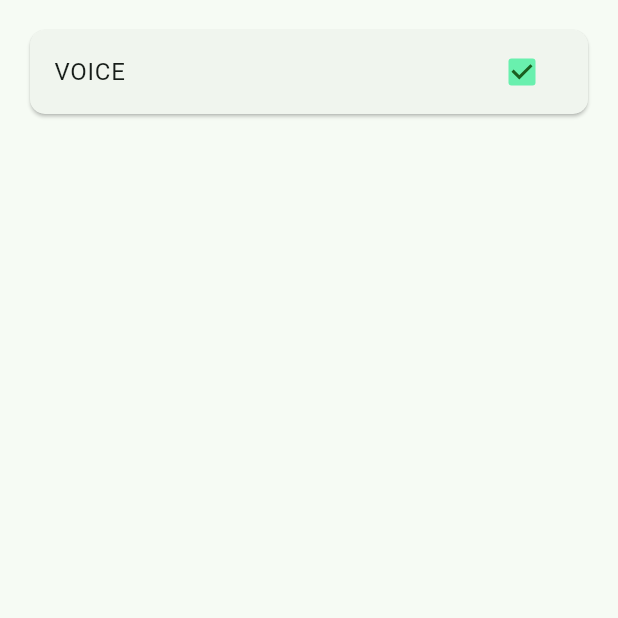
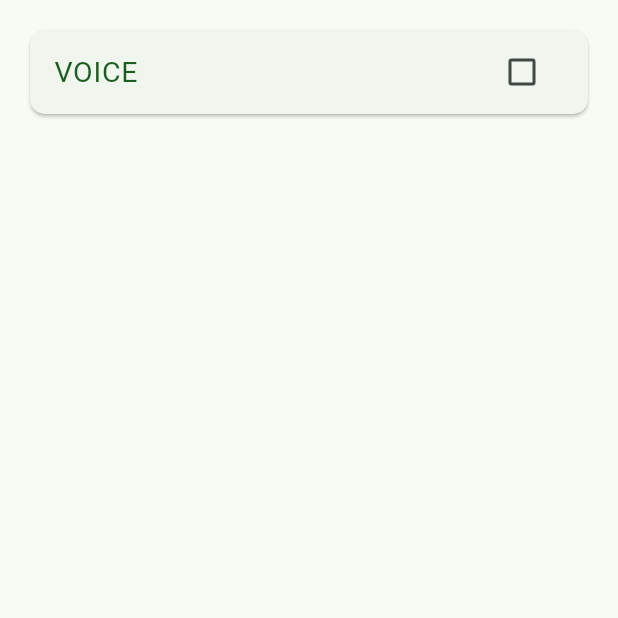
Before and after one commit to isaukywhite/todo_list, a Flutter app: the screen it shows after launch, after a tap on "VOICE", on a phone screen of 412 x 824 dp, the top half of it. Run offline on Flutter 3.47's test engine with Material 2 defaults, Android fonts, the phone set to English and light mode, and no system bars.

Commit message:
mock home finish

```diff
--- a/lib/home_page.dart
+++ b/lib/home_page.dart
@@ -8,8 +8,6 @@ class HomePage extends StatefulWidget {
 }
 
 class _HomePageState extends State<HomePage> {
-  bool _value = false;
-
   @override
   Widget build(BuildContext context) {
     return Scaffold(
@@ -28,17 +26,18 @@ class _HomePageState extends State<HomePage> {
                       child: Column(
                         children: [
                           CheckboxListTile(
-                            title: const Text('VOICE'),
+                            title: Text(
+                              'VOICE',
+                              style: TextStyle(
+                                fontSize: 19,
+                                color: Colors.green[900],
+                              ),
+                            ),
                             shape: RoundedRectangleBorder(
                               borderRadius: BorderRadius.circular(50),
                             ),
-                            autofocus: false,
-                            value: _value,
-                            onChanged: (bool? value) {
-                              setState(() {
-                                _value = value ?? false;
-                              });
-                            },
+                            value: false,
+                            onChanged: (bool? value) {},
                             checkColor: Colors.green[900],
                             activeColor: Colors.greenAccent,
                           ),
```
